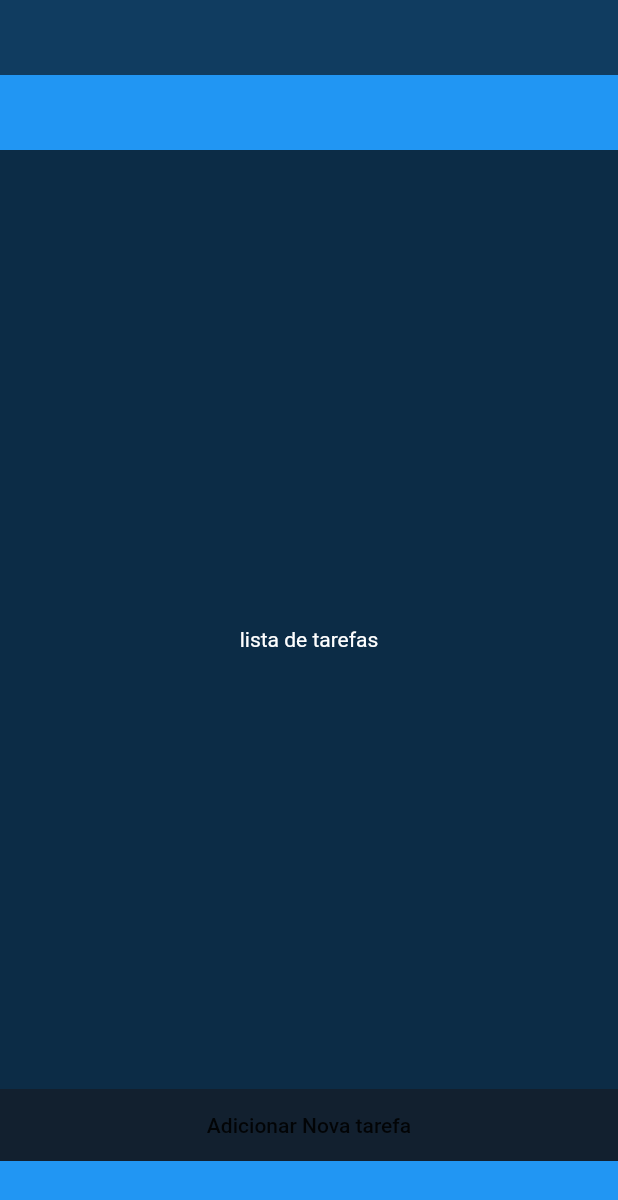
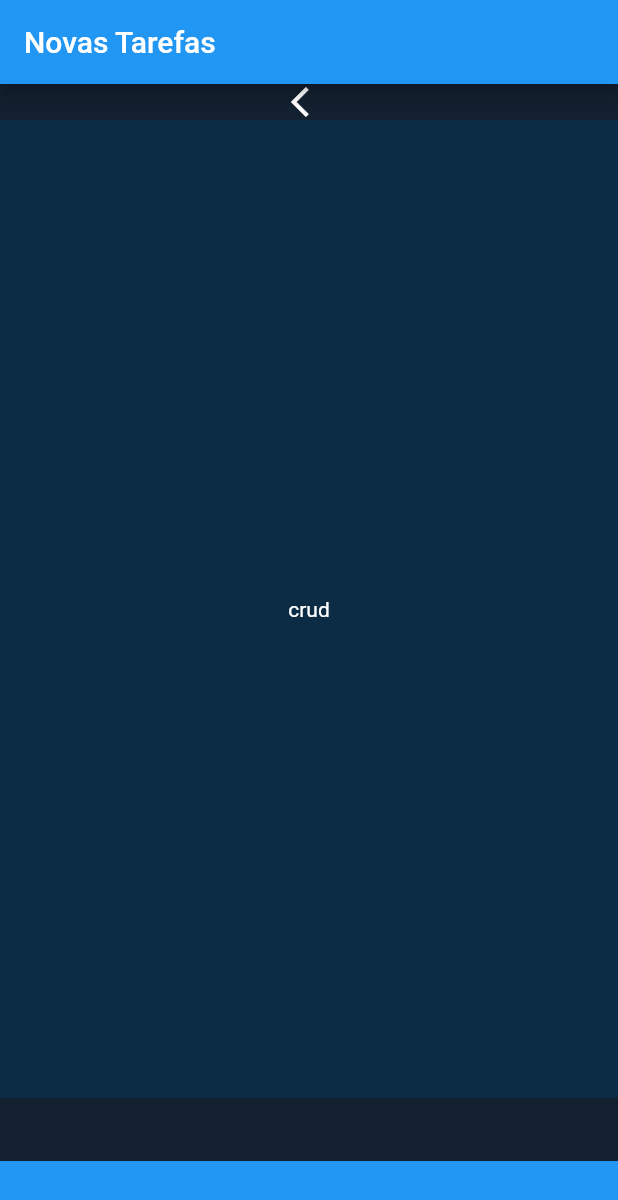
Before and after one commit to lucasvt/tarefas, a Flutter app: the screen it shows after launch, after a tap on "Adicionar Nova tarefa", on a phone screen of 412 x 824 dp. Shown: the top 1200 px of the screen. Run offline on Flutter 3.47's test engine with Material 2 defaults, Android fonts, the phone set to English and light mode, and no system bars.

Commit message:
Botão  Adicionar Tarefa

```diff
--- /dev/null
+++ b/lib/adcionar_tarefas.dart
@@ -0,0 +1,51 @@
+import 'package:flutter/material.dart';
+
+final Color darkBlue = Color.fromARGB(255, 18, 32, 47);
+
+void main() => runApp(AdicionarTarefas());
+
+class AdicionarTarefas extends StatelessWidget {
+  @override
+  Widget build(BuildContext context) {
+    return MaterialApp(
+      theme: ThemeData.dark().copyWith(scaffoldBackgroundColor: darkBlue),
+      debugShowCheckedModeBanner: false,
+      home: Scaffold(
+        appBar: AppBar(
+          title: Text("Novas Tarefas"),
+          backgroundColor: Colors.blue,
+        ),
+        body: Column(
+          children: <Widget>[
+            Expanded(
+              child: SingleChildScrollView(
+                  child: Column(
+                children: <Widget>[
+                  Container(
+                    height: 0,
+                    color: Color.fromARGB(255, 12, 44, 70),
+                  ),
+                  Icon(
+                    IconData(
+                      0xe093,
+                      fontFamily: 'MaterialIcons',
+                      matchTextDirection: true,
+                    ),
+                  ),
+                  Container(
+                      height: 652,
+                      color: Color.fromARGB(255, 12, 44, 70),
+                      child: Center(child: Text("crud")))
+                ],
+              )),
+            ),
+            Container(
+              height: 50,
+              color: Colors.blue,
+            )
+          ],
+        ),
+      ),
+    );
+  }
+}
--- a/lib/main.dart
+++ b/lib/main.dart
@@ -1,9 +1,10 @@
 import 'package:flutter/material.dart';
+
+import 'adcionar_tarefas.dart';
 
 final Color darkBlue = Color.fromARGB(255, 18, 32, 47);
 
 final ButtonStyle flatButtonStyle = TextButton.styleFrom(
-  primary: Colors.black87,
   minimumSize: Size(88, 36),
   padding: EdgeInsets.symmetric(horizontal: 16.0),
   shape: const RoundedRectangleBorder(
@@ -11,9 +12,7 @@ final ButtonStyle flatButtonStyle = TextButton.styleFrom(
   ),
 );
 
-void main() {
-  runApp(MyApp());
-}
+void main() => runApp(MaterialApp(home: MyApp()));
 
 class MyApp extends StatelessWidget {
   @override
@@ -22,6 +21,12 @@ class MyApp extends StatelessWidget {
       theme: ThemeData.dark().copyWith(scaffoldBackgroundColor: darkBlue),
       debugShowCheckedModeBanner: false,
       home: Scaffold(
+        appBar: AppBar(
+          title: Text("Tarefas"),
+          backgroundColor: Colors.blue,
+
+
+        ),
         body: Column(
           children: <Widget>[
             Expanded(
@@ -32,22 +37,33 @@ class MyApp extends StatelessWidget {
                     height: 50,
                     color: Color.fromARGB(255, 16, 60, 96),
                   ),
-                  Container(height: 50, color: Colors.blue),
+                  Icon(
+                    IconData(0xf117, fontFamily: 'MaterialIcons'),
+                  ),
                   Container(
                       height: 652,
                       color: Color.fromARGB(255, 12, 44, 70),
-                      child: Center(child: Text("lista de tarefas")))
+                      child: Center(child: Text("Lista de tarefas")))
                 ],
               )),
             ),
             TextButton(
-              style: flatButtonStyle,
-              onPressed: () {},
+              style: ButtonStyle(
+                foregroundColor: MaterialStateProperty.all<Color>(Colors.blue),
+              ),
+              onPressed: () {
+                Navigator.push(
+                  context,
+                  MaterialPageRoute(builder: (context) => AdicionarTarefas()),
+                );
+              },
               child: Text('Adicionar Nova tarefa'),
             ),
             Container(
               height: 50,
+              width: 400,
               color: Colors.blue,
+              child: Text('Pesquisar Tarefa'),
             )
           ],
         ),
```
Also changed, not shown: 2 other files.
